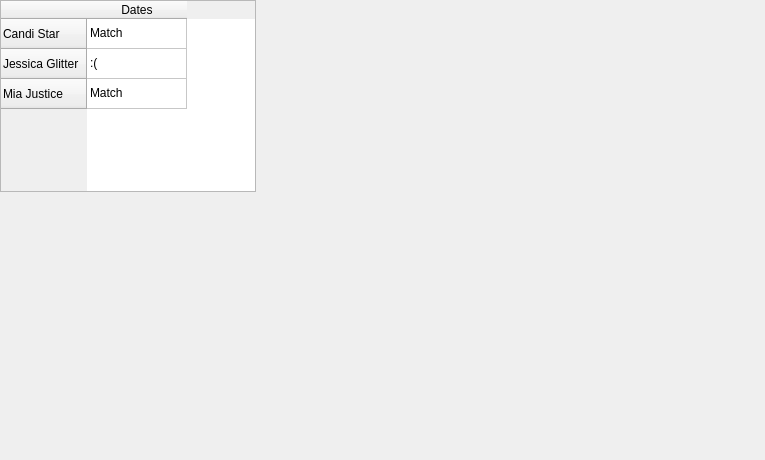
Old version of the form src/web-app/matches.ui in the repository Aesylwinn/software-engineering.
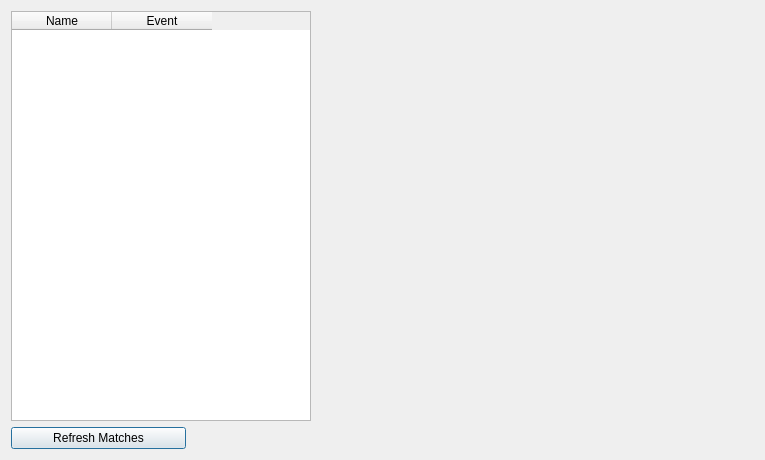
New version of the form.

```diff
--- a/src/web-app/matches.ui
+++ b/src/web-app/matches.ui
@@ -13,51 +13,41 @@
   <property name="windowTitle">
    <string>Dates</string>
   </property>
+  <layout class="QVBoxLayout" name="verticalLayout">
+   <item>
   <widget class="QTableWidget" name="tableWidget">
-   <property name="geometry">
-    <rect>
-     <x>0</x>
-     <y>0</y>
-     <width>256</width>
-     <height>192</height>
-    </rect>
-   </property>
-   <row>
-    <property name="text">
-     <string>Candi Star</string>
-    </property>
-   </row>
-   <row>
-    <property name="text">
-     <string>Jessica Glitter</string>
-    </property>
-   </row>
-   <row>
-    <property name="text">
-     <string>Mia Justice</string>
-    </property>
-   </row>
+     <property name="maximumSize">
+      <size>
+       <width>300</width>
+       <height>16777215</height>
+      </size>
+     </property>
    <column>
     <property name="text">
-     <string>Dates</string>
-    </property>
-   </column>
-   <item row="0" column="0">
+       <string>Name</string>
+      </property>
+     </column>
+     <column>
     <property name="text">
-     <string>Match</string>
-    </property>
+       <string>Event</string>
+      </property>
+     </column>
+    </widget>
    </item>
-   <item row="1" column="0">
-    <property name="text">
-     <string>:(</string>
-    </property>
-   </item>
-   <item row="2" column="0">
+   <item>
+    <widget class="QPushButton" name="pushButton">
+     <property name="maximumSize">
+      <size>
+       <width>175</width>
+       <height>16777215</height>
+      </size>
+     </property>
     <property name="text">
-     <string>Match</string>
-    </property>
-   </item>
-  </widget>
+      <string>Refresh Matches</string>
+     </property>
+    </widget>
+   </item>
+  </layout>
  </widget>
  <resources/>
  <connections/>
```
Lines whose indentation alone changed are shown as unchanged.
